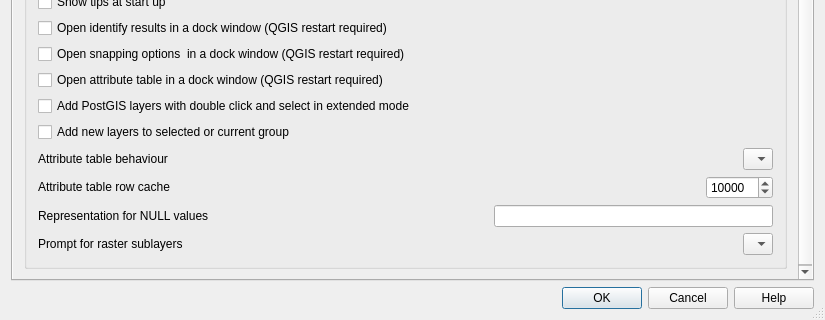
The window that src/ui/qgsoptionsbase.ui (qgis/QGIS) describes before a commit, drawn with Qt 5; both pictures show x 0 to 825 and y 532 to 852 of the 825 by 852 pixel window.
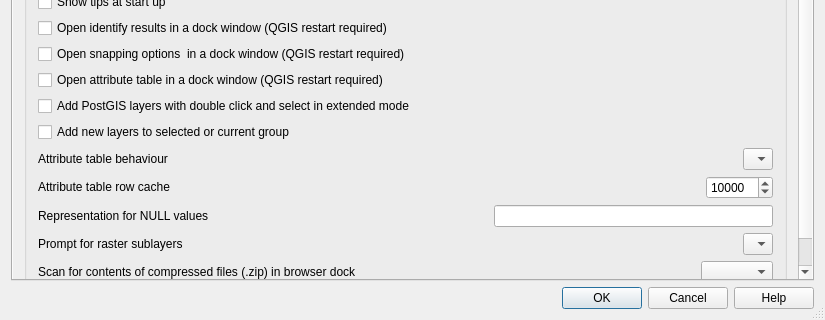
The same window after the commit. Icons and pictures are not drawn. Custom widgets are drawn as their Qt base class.

Commit message: add support for reading datasets inside zip file in browser using quazip ; skip .shp.xml and .aux.xml files in ogrdataitem

The edit to the form file:
```diff
--- a/src/ui/qgsoptionsbase.ui
+++ b/src/ui/qgsoptionsbase.ui
@@ -595,6 +595,33 @@
                 </item>
                </layout>
               </item>
+              <item>
+               <layout class="QHBoxLayout" name="horizontalLayout_13">
+                <item>
+                 <widget class="QLabel" name="label_24">
+                  <property name="text">
+                   <string>Scan for contents of compressed files (.zip) in browser dock</string>
+                  </property>
+                 </widget>
+                </item>
+                <item>
+                 <spacer name="horizontalSpacer_11">
+                  <property name="orientation">
+                   <enum>Qt::Horizontal</enum>
+                  </property>
+                  <property name="sizeHint" stdset="0">
+                   <size>
+                    <width>40</width>
+                    <height>20</height>
+                   </size>
+                  </property>
+                 </spacer>
+                </item>
+                <item>
+                 <widget class="QComboBox" name="cmbScanZipInBrowser"/>
+                </item>
+               </layout>
+              </item>
              </layout>
             </widget>
            </item>
```
The commit also changes 9 other files.
